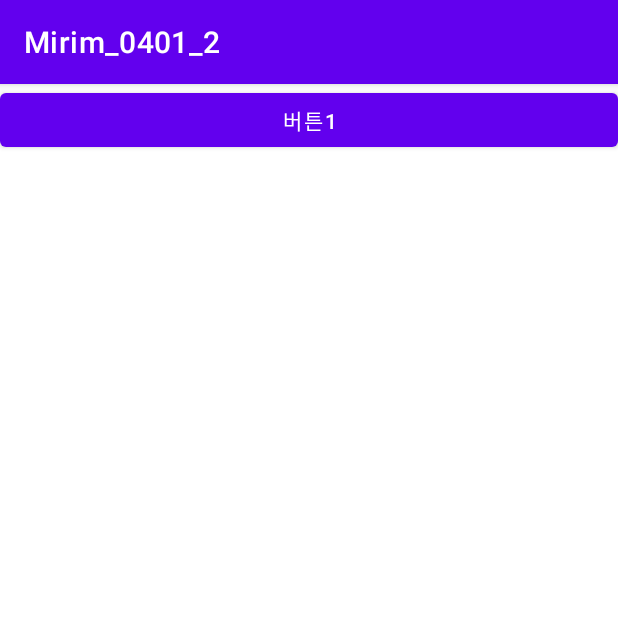
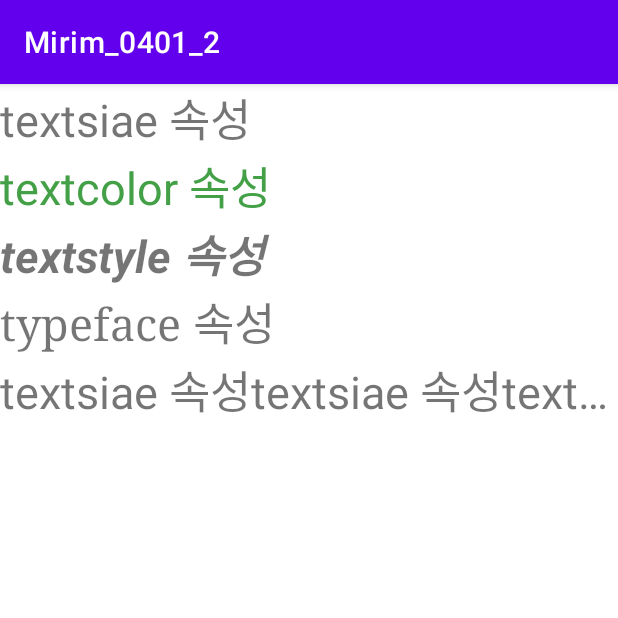
Before and after one commit to xxx-1203/Mirim_0401_2, an Android app: the screen it shows after launch (MainActivity), on a phone screen of 412 x 824 dp, the top half of it. Run offline under Robolectric (Android 15) with nearby library versions, the phone set to English and light mode, and no system bars.

Commit message:
test text

```diff
--- a/app/src/main/res/layout/activity_main.xml
+++ b/app/src/main/res/layout/activity_main.xml
@@ -7,9 +7,36 @@
     android:orientation="vertical"
     tools:context=".MainActivity">
 
-    <Button
+    <TextView
         android:layout_width="match_parent"
         android:layout_height="wrap_content"
-        android:text="버튼1"/>
+        android:textSize="30sp"
+        android:text="textsiae 속성"/>
+    <TextView
+        android:layout_width="match_parent"
+        android:layout_height="wrap_content"
+        android:textSize="30sp"
+        android:textColor="#43A047"
+        android:text="textcolor 속성"/>
+    <TextView
+        android:layout_width="match_parent"
+        android:layout_height="wrap_content"
+        android:textSize="30sp"
+        android:textStyle="bold|italic"
+        android:text="textstyle 속성"/>
+    <TextView
+        android:layout_width="match_parent"
+        android:layout_height="wrap_content"
+        android:textSize="30sp"
+        android:typeface="serif"
+        android:text="typeface 속성"/>
+    <TextView
+        android:layout_width="match_parent"
+        android:layout_height="wrap_content"
+        android:textSize="30sp"
+        android:singleLine="true"
+        android:text="textsiae 속성textsiae 속성textsiae 속성textsiae 속성textsiae 속성textsiae 속성"/>
+
+
 
 </LinearLayout>
```
